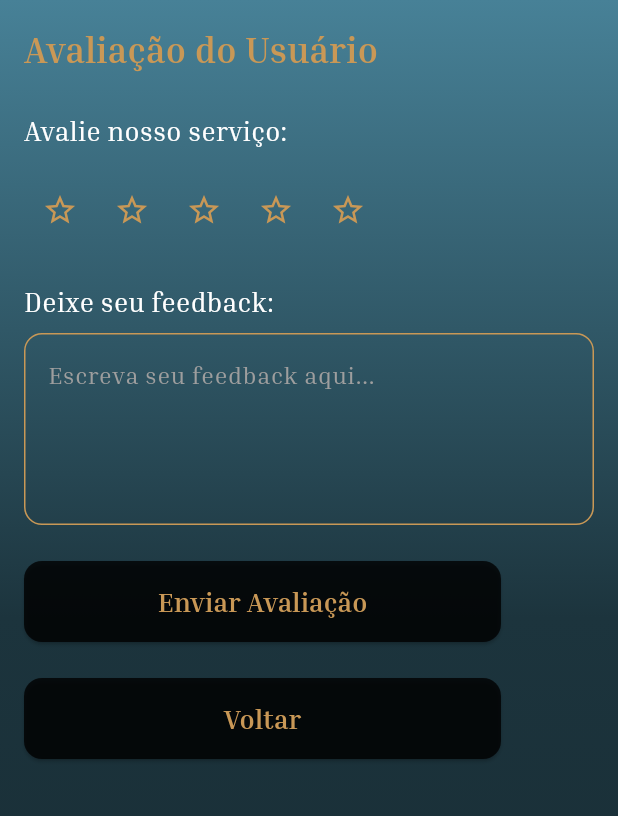
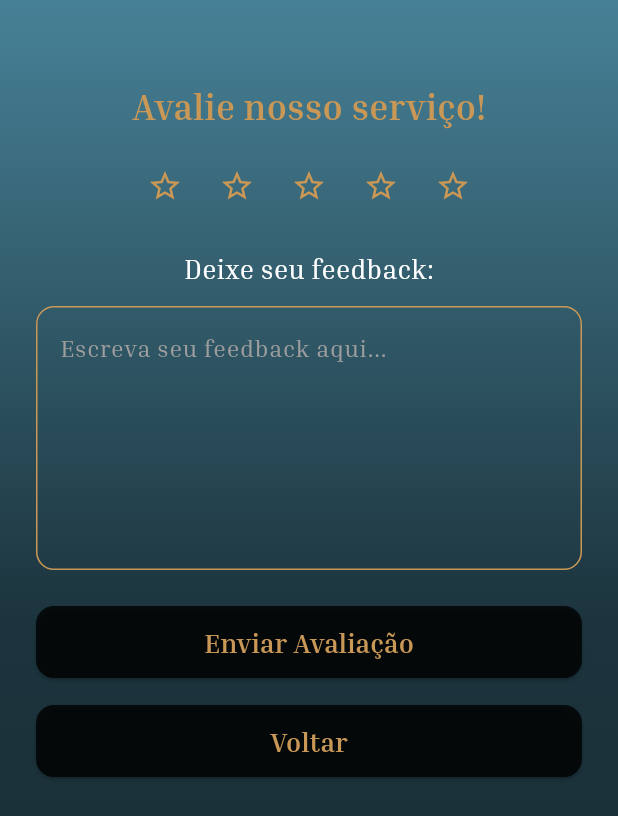
Before and after one commit to 8FTG8/Cardapio_Flutter, a Flutter app: the RatingPage screen opened by its route, on a phone screen of 412 x 824 dp. Shown: the top 816 px of the screen. Run offline on Flutter 3.47's test engine with Material 3 defaults, Android fonts, the light colour scheme and no system bars; our stand-ins replace device_preview.

Commit message:
Rating Page atualizada

```diff
--- a/lib/main.dart
+++ b/lib/main.dart
@@ -1,4 +1,4 @@
-import 'package:app_flutter/pages/passwordRecovery_page.dart';
+import 'package:app_flutter/pages/recovery_page.dart';
 import 'package:app_flutter/pages/rating_page.dart';
 import 'package:app_flutter/pages/suport_page.dart';
 import 'package:device_preview/device_preview.dart';
--- a/lib/pages/rating_page.dart
+++ b/lib/pages/rating_page.dart
@@ -1,4 +1,6 @@
 import 'package:flutter/material.dart';
+import 'package:app_flutter/widgets/gradient_background.dart';
+//import 'package:get_it/get_it.dart';
 
 class RatingPage extends StatefulWidget {
   const RatingPage({super.key});
@@ -11,29 +13,44 @@ class _RatingPageState extends State<RatingPage> {
   double _rating = 0; // Armazena a avaliação do usuário
   final TextEditingController _feedbackController = TextEditingController();
 
+  Widget customButton(String text, VoidCallback onPressed) {
+    return  SizedBox(
+      height: 48,
+      width: double.infinity,
+      child: ElevatedButton(
+        style: ElevatedButton.styleFrom(
+          backgroundColor: const Color(0xC8000000),
+          shape: RoundedRectangleBorder(
+            borderRadius: BorderRadius.circular(12),
+          ),
+        ),
+        onPressed: onPressed,
+        child: Text(text,
+          style: TextStyle(
+            fontFamily: 'InriaSerif',
+            fontWeight: FontWeight.bold,
+            fontSize: 18,
+            color: Color(0xFFC99856),
+          ),
+        ),
+      ),
+    );
+  }
+
   @override
   Widget build(BuildContext context) {
     return Scaffold(
-      body: Container(
-        decoration: BoxDecoration(
-          gradient: LinearGradient(
-            begin: Alignment.topCenter,
-            end: Alignment.bottomCenter,
-            colors: const [
-              Color(0xFF478197),
-              Color(0xFF1C343D),
-              Color(0xFF172A31),
-            ],
-          ),
-        ),
-        child: Padding(
-          padding: const EdgeInsets.all(16.0),
+      body: GradientBackground(
+        child: SingleChildScrollView(
+          padding: const EdgeInsets.all(24.0),
           child: Column(
-            crossAxisAlignment: CrossAxisAlignment.start,
+            mainAxisAlignment: MainAxisAlignment.center, //Alinhamento vertical
+            crossAxisAlignment: CrossAxisAlignment.center, //Alinhamento horizontal
             children: [
-              // TÍTULO
-              const Text(
-                'Avaliação do Usuário',
+
+              //AVALIE NOSSO SERVIÇO
+              const SizedBox(height: 30),
+              const Text('Avalie nosso serviço!',
                 style: TextStyle(
                   fontFamily: 'InriaSerif',
                   fontWeight: FontWeight.bold,
@@ -41,27 +58,18 @@ class _RatingPageState extends State<RatingPage> {
                   color: Color(0xFFC99856),
                 ),
               ),
-              const SizedBox(height: 24),
 
-              // ESCOLHA A NOTA
-              const Text(
-                'Avalie nosso serviço:',
-                style: TextStyle(
-                  fontSize: 18,
-                  color: Colors.white,
-                ),
-              ),
-              const SizedBox(height: 16),
+              //ESTRELAS DE AVALIAÇÃO
+              const SizedBox(height: 12),
               Row(
-                mainAxisAlignment: MainAxisAlignment.start,
+                mainAxisAlignment: MainAxisAlignment.center,
                 children: List.generate(5, (index) {
                   return IconButton(
                     icon: Icon(
                       index < _rating
                           ? Icons.star
                           : Icons.star_border,
-                      color: const Color(0xFFC99856),
-                    ),
+                      color: const Color(0xFFC99856)),
                     onPressed: () {
                       setState(() {
                         _rating = index + 1.0; // Define a nota escolhida
@@ -71,86 +79,48 @@ class _RatingPageState extends State<RatingPage> {
                 }),
               ),
 
-              const SizedBox(height: 24),
-
-              // CAMPO DE FEEDBACK
-              const Text(
-                'Deixe seu feedback:',
+              //DEIXE SEU FEEDBACK
+              const SizedBox(height: 18),
+              const Text('Deixe seu feedback:',
                 style: TextStyle(
                   fontSize: 18,
                   color: Colors.white,
                 ),
               ),
-              const SizedBox(height: 8),
+
+              //CAMPO DE ESCREVER O FEEDBACK
+              const SizedBox(height: 12),
               TextField(
                   controller: _feedbackController,
-                maxLines: 4,
+                  maxLines: 6,
                   decoration: InputDecoration(
                     border: OutlineInputBorder(),
                     hintText: 'Escreva seu feedback aqui...',
                     hintStyle: const TextStyle(color: Colors.grey),
                     focusedBorder: OutlineInputBorder(
-                    borderSide: const BorderSide(color: Color(0xFFC99856)),
+                      borderSide: const BorderSide(color: Color(0xFFC99856),
+                      ),
                     ),
                     enabledBorder: OutlineInputBorder(
                       borderSide: const BorderSide(color: Color(0xFFC99856)),
-                    borderRadius: BorderRadius.circular(12),
+                      borderRadius: BorderRadius.circular(12)
                     ),
                   ),
                   style: const TextStyle(color: Colors.white),
                 ),
 
+              //BOTÃO ENVIAR AVALIAÇÃO
               const SizedBox(height: 24),
-
-              // BOTÃO ENVIAR
-              ElevatedButton(
-                style: ElevatedButton.styleFrom(
-                  backgroundColor: const Color(0xC8000000),
-                  minimumSize: const Size(318, 54),
-                  shape: RoundedRectangleBorder(
-                    borderRadius: BorderRadius.circular(12),
-                  ),
-                ),
-                onPressed: () {
-                  // Lógica para enviar avaliação e feedback
+              customButton('Enviar Avaliação', () {
                 print('Avaliação: $_rating');
                 print('Feedback: ${_feedbackController.text}');
-                },
-                child: const Text(
-                  'Enviar Avaliação',
-                  style: TextStyle(
-                    fontFamily: 'InriaSerif',
-                    fontWeight: FontWeight.bold,
-                    fontSize: 18,
-                    color: Color(0xFFC99856),
-                  ),
-                ),
-              ),
-
-              const SizedBox(height: 24),
+              }),
 
               // BOTÃO DE VOLTAR
-              ElevatedButton(
-                style: ElevatedButton.styleFrom(
-                  backgroundColor: const Color(0xC8000000),
-                  minimumSize: const Size(318, 54),
-                  shape: RoundedRectangleBorder(
-                    borderRadius: BorderRadius.circular(12),
-                  ),
-                ),
-                onPressed: () {
-                  Navigator.pop(context); // Voltar à tela anterior
-                },
-                child: const Text(
-                  'Voltar',
-                  style: TextStyle(
-                    fontFamily: 'InriaSerif',
-                    fontWeight: FontWeight.bold,
-                    fontSize: 18,
-                    color: Color(0xFFC99856),
-                  ),
-                ),
-              ),
+              const SizedBox(height: 18),
+              customButton('Voltar', () {
+                Navigator.pop(context);
+              }),
             ],
           ),
         ),
--- a/lib/pages/start_page.dart
+++ b/lib/pages/start_page.dart
@@ -1,4 +1,3 @@
-//CRIAR UMA SAFE AREA
 import 'package:flutter/material.dart';
 import 'package:app_flutter/widgets/gradient_background.dart';
 //import 'package:get_it/get_it.dart';
@@ -21,8 +20,7 @@ class _StartPageState extends State<StartPage> {
         ),
       ),
       onPressed: onPressed,
-      child: Text(
-        text,
+      child: Text(text,
         style: TextStyle(
           fontFamily: 'InriaSerif',
           fontWeight: FontWeight.bold,
```
Also changed, not shown: lib/pages/recovery_page.dart (renamed from lib/pages/passwordRecovery_page.dart). Lines whose indentation alone changed are shown as unchanged.
